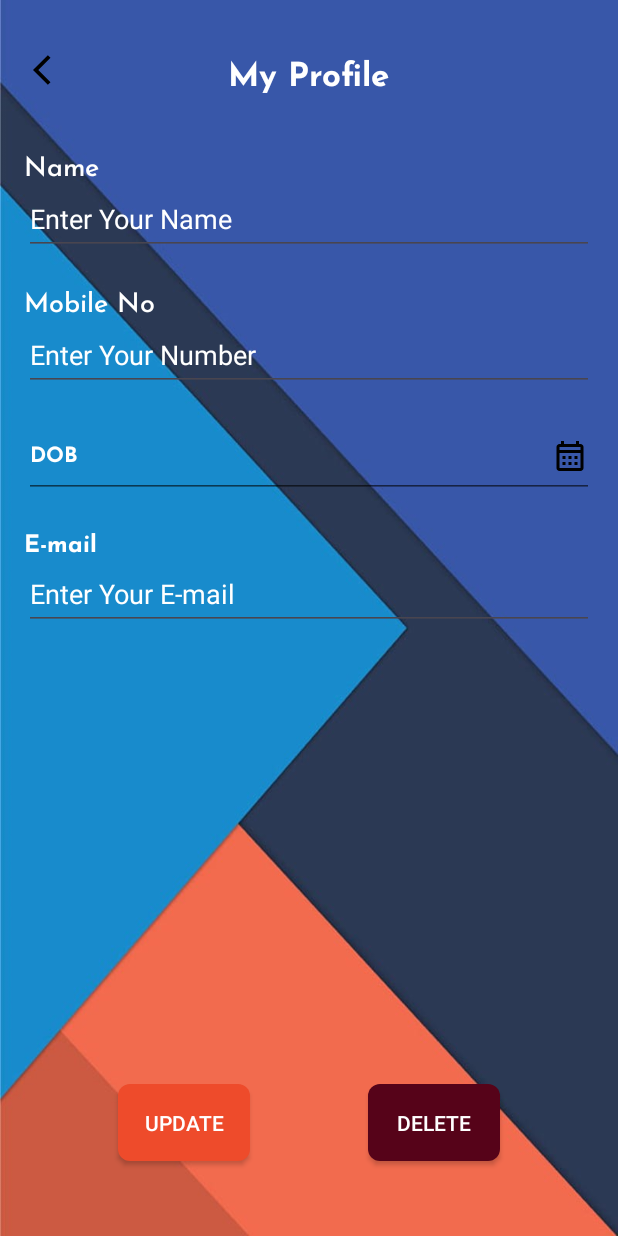
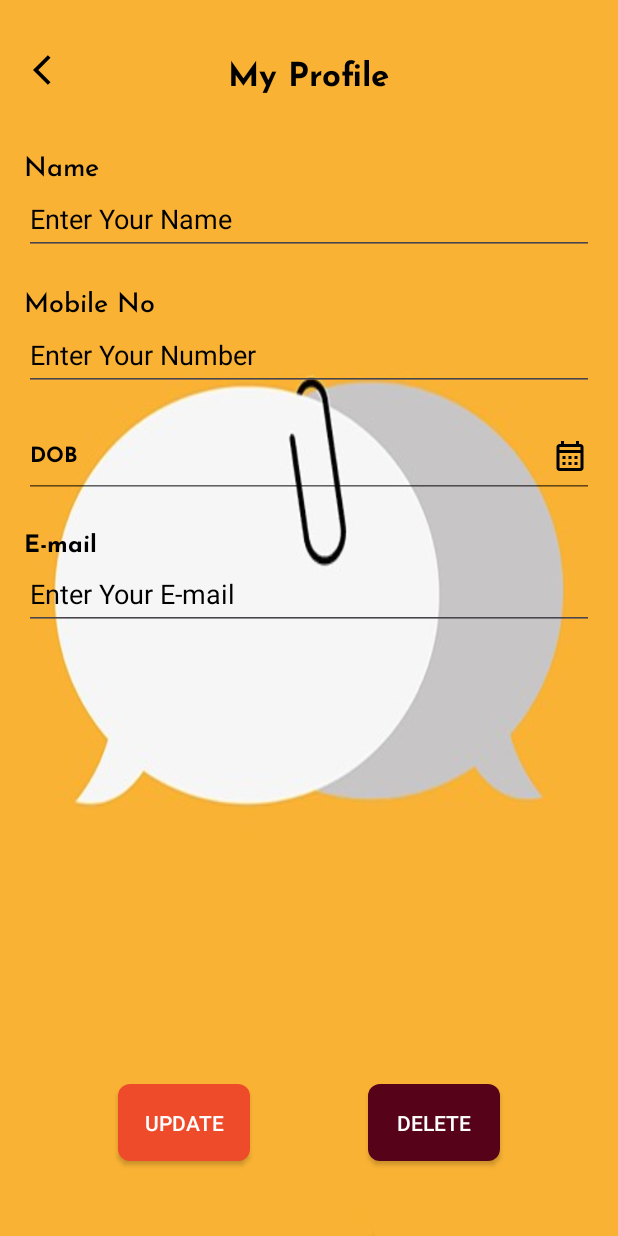
Before and after one commit to gowthamcanny/register-apps, an Android app: the ProfileFragment screen opened through its navigation route, on a phone screen of 412 x 824 dp. Run offline under Robolectric (Android 15) with nearby library versions, the phone set to English and light mode, and no system bars; our stand-ins replace data binding.

Commit message:
ui correction

```diff
--- a/app/src/main/java/com/example/registeruserapplication/ProfileMainActivity.kt
+++ b/app/src/main/java/com/example/registeruserapplication/ProfileMainActivity.kt
@@ -2,6 +2,10 @@ package com.example.registeruserapplication
 
 import androidx.appcompat.app.AppCompatActivity
 import android.os.Bundle
+import android.view.View
+import androidx.core.view.ViewCompat
+import androidx.core.view.WindowCompat
+import androidx.core.view.WindowInsetsCompat
 import androidx.databinding.DataBindingUtil
 import com.example.registeruserapplication.databinding.ActivityMainBinding
 
@@ -10,6 +14,11 @@ class ProfileMainActivity : AppCompatActivity() {
 
     override fun onCreate(savedInstanceState: Bundle?) {
         super.onCreate(savedInstanceState)
+
+        WindowCompat.setDecorFitsSystemWindows(window, false)
+        val controller = ViewCompat.getWindowInsetsController(window.decorView)
+        controller?.hide(WindowInsetsCompat.Type.systemBars())
+
         binding = DataBindingUtil.setContentView(this,R.layout.activity_main)
     }
 }
--- a/app/src/main/res/layout/fragment_profile.xml
+++ b/app/src/main/res/layout/fragment_profile.xml
@@ -6,7 +6,7 @@
     <androidx.constraintlayout.widget.ConstraintLayout
         android:layout_width="match_parent"
         android:layout_height="match_parent"
-        android:background="@drawable/my_profile_bg">
+        android:background="@drawable/profile_bg">
 
         <ImageView
             android:id="@+id/imgBack"
@@ -27,7 +27,7 @@
             android:layout_marginTop="30dp"
             android:fontFamily="@font/josefinsans_bold"
             android:text="@string/my_profile"
-            android:textColor="@color/white"
+            android:textColor="@color/black"
             android:textSize="22sp"
             app:layout_constraintEnd_toEndOf="parent"
             app:layout_constraintStart_toStartOf="parent"
@@ -41,7 +41,7 @@
             android:layout_marginTop="32dp"
             android:fontFamily="@font/josefinsans_medium"
             android:text="@string/name"
-            android:textColor="@color/white"
+            android:textColor="@color/black"
             android:textSize="@dimen/text18sp"
             app:layout_constraintStart_toStartOf="parent"
             app:layout_constraintTop_toBottomOf="@id/tvProfile" />
@@ -54,7 +54,7 @@
             android:hint="@string/enter_your_name"
             android:inputType="text"
             android:minHeight="48dp"
-            android:textColorHint="@color/white"
+            android:textColorHint="@color/black"
             app:layout_constraintStart_toStartOf="@id/tvName"
             app:layout_constraintTop_toBottomOf="@id/tvName"
             tools:ignore="TouchTargetSizeCheck" />
@@ -67,7 +67,7 @@
             android:layout_marginTop="@dimen/dim16"
             android:fontFamily="@font/josefinsans_medium"
             android:text="@string/number"
-            android:textColor="@color/white"
+            android:textColor="@color/black"
             android:textSize="@dimen/text18sp"
             app:layout_constraintStart_toStartOf="parent"
             app:layout_constraintTop_toBottomOf="@id/etName" />
@@ -81,7 +81,7 @@
             android:inputType="number"
             android:maxLength="10"
             android:minHeight="48dp"
-            android:textColorHint="@color/white"
+            android:textColorHint="@color/black"
             app:layout_constraintTop_toBottomOf="@id/tvNumber"
             tools:layout_editor_absoluteX="@dimen/dim16" />
 
@@ -91,7 +91,7 @@
             android:layout_height="wrap_content"
             android:layout_marginHorizontal="@dimen/dim16"
             android:layout_marginTop="@dimen/dim16"
-            android:textColorHint="@color/white"
+            android:textColorHint="@color/black"
             android:theme="@style/custom_text_input"
             app:layout_constraintTop_toBottomOf="@+id/etNumber">
 
@@ -122,7 +122,7 @@
             android:layout_marginTop="@dimen/dim16"
             android:fontFamily="@font/josefinsans_bold"
             android:text="@string/e_mail"
-            android:textColor="@color/white"
+            android:textColor="@color/black"
             android:textSize="@dimen/text16sp"
             app:layout_constraintStart_toStartOf="parent"
             app:layout_constraintTop_toBottomOf="@id/textInputDeliveryDate" />
@@ -134,7 +134,7 @@
             android:layout_marginHorizontal="@dimen/dim16"
             android:hint="@string/enter_your_e_mail"
             android:minHeight="48dp"
-            android:textColorHint="@color/white"
+            android:textColorHint="@color/black"
             app:layout_constraintEnd_toEndOf="parent"
             app:layout_constraintStart_toStartOf="parent"
             app:layout_constraintTop_toBottomOf="@id/tvEmail" />
--- a/app/src/main/res/values/strings.xml
+++ b/app/src/main/res/values/strings.xml
@@ -2,7 +2,7 @@
     <string name="app_name">Register</string>
     <string name="name">Name</string>
     <string name="enter_your_name">Enter Your Name</string>
-    <string name="please_register_your_details">Please Register Your Details</string>
+    <string name="please_register_your_details">Create Your Profile</string>
     <string name="number">Mobile No</string>
     <string name="enter_your_number">Enter Your Number</string>
     <string name="dob">DOB</string>
@@ -34,4 +34,5 @@
     <string name="number_error">Please Enter 10 digit number</string>
     <string name="name_error">Please Enter name</string>
     <string name="email_error">Please Enter Valid email</string>
+    <string name="please_create_a_profile">Please Create a profile</string>
 </resources>
--- a/app/src/main/res/values/styles.xml
+++ b/app/src/main/res/values/styles.xml
@@ -1,5 +1,6 @@
 <?xml version="1.0" encoding="utf-8"?>
 <resources>
+
     <style name="calender_theme" parent="Theme.AppCompat.Light.Dialog">
         <item name="colorAccent">@color/colorPrimaryDark</item>
     </style>
```
Also changed, not shown: app/src/main/res/layout/fragment_home.xml (+5 -2 lines), app/src/main/res/layout/fragment_register.xml (+10 -9 lines), app/src/main/res/layout/item_profile_list_layout.xml (+4 -4 lines), app/src/main/res/drawable/my_profile_bg.png (deleted), app/src/main/res/drawable/new_register_bg.png (deleted), app/src/main/res/drawable/profile_bg.png (added), 1 other file.
